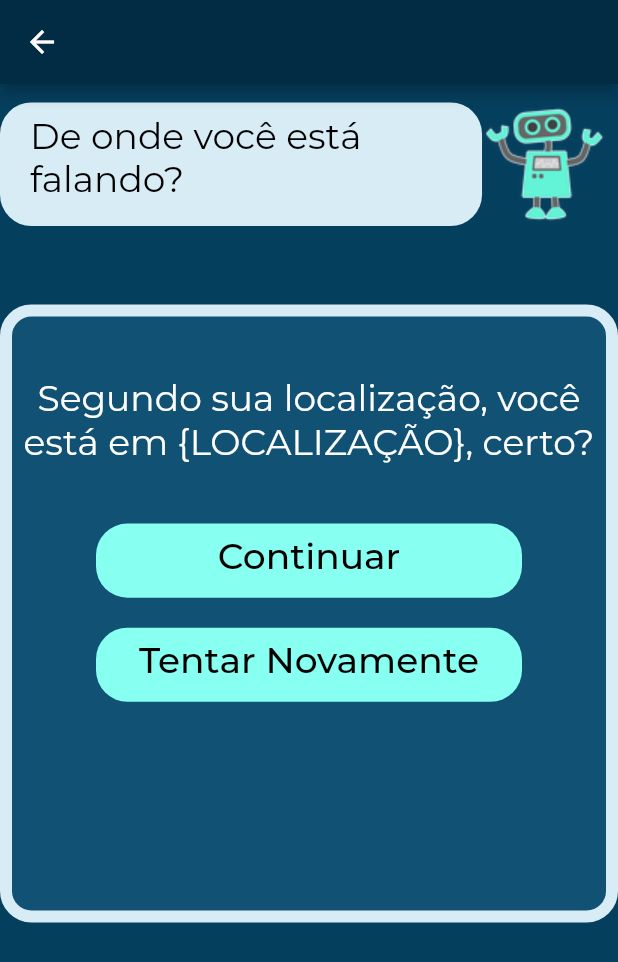
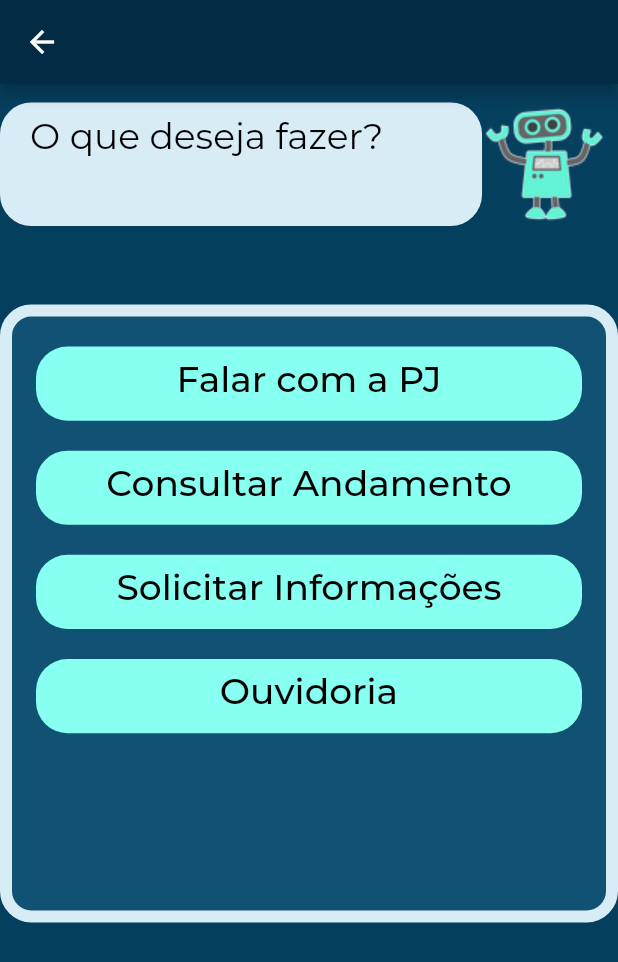
Before and after one commit to victornassif/mpsp_virtual_assistant, a Flutter app: the LocationView screen opened directly, after a tap on "Continuar", on a phone screen of 412 x 824 dp. Shown: the top 962 px of the screen. Run offline on Flutter 3.47's test engine with Material 2 defaults, Android fonts, the phone set to English and light mode, and no system bars; our stand-ins replace geocoding, geolocator, toast; project files that could hold a hidden picture were left out.

Commit message:
Implementação da obtenção do endereço e criação da tela de opções

```diff
--- a/lib/main.dart
+++ b/lib/main.dart
@@ -2,6 +2,7 @@ import 'package:flutter/material.dart';
 import 'package:mpsp_virtual_assistant/themes/style.dart';
 import 'package:mpsp_virtual_assistant/views/assistant.view.dart';
 import 'package:mpsp_virtual_assistant/views/login.view.dart';
+import 'package:mpsp_virtual_assistant/views/options.view.dart';
 
 void main() {
   runApp(MyApp());
@@ -18,6 +19,7 @@ class MyApp extends StatelessWidget {
       routes: {
         '/': (context) => LoginView(),
         '/home': (context) => InitialAssistant(),
+        '/options': (context) => OptionsView(),
       },
     );
   }
--- a/lib/views/location.view.dart
+++ b/lib/views/location.view.dart
@@ -1,4 +1,6 @@
 import 'package:flutter/material.dart';
+import 'package:geocoding/geocoding.dart';
+import 'package:geolocator/geolocator.dart';
 
 class LocationView extends StatefulWidget {
   @override
@@ -6,6 +8,33 @@ class LocationView extends StatefulWidget {
 }
 
 class _LocationViewState extends State<LocationView> {
+  Position _currentPosition;
+  String _currentAdress;
+
+  @override
+  void initState() {
+    super.initState();
+
+    _getAddressFromLatLng();
+  }
+
+  _getAddressFromLatLng() async {
+    try {
+      this._currentPosition =
+          await getCurrentPosition(desiredAccuracy: LocationAccuracy.high);
+      List<Placemark> p = await placemarkFromCoordinates(
+          _currentPosition.latitude, _currentPosition.longitude);
+
+      Placemark place = p[0];
+
+      _currentAdress = "${place.locality}, ${place.postalCode}, ${place.country}";
+
+      setState(() => {});
+    } catch (e) {
+      print(e);
+    }
+  }
+
   @override
   Widget build(BuildContext context) {
     return Scaffold(
@@ -53,21 +82,17 @@ class _LocationViewState extends State<LocationView> {
             ),
             child: Column(
               children: [
-                Padding(
-                  padding: const EdgeInsets.fromLTRB(0, 40, 0, 0),
-                  child: Text(
-                    'Segundo sua localização, você está em {LOCALIZAÇÃO}, certo?',
-                    textAlign: TextAlign.center,
-                    style: TextStyle(
-                      color: Colors.white,
-                      fontSize: 24,
-                    ),
-                  ),
+                _currentAdress != null ? gps(_currentAdress) : Center(
+                  child: Padding(
+                      padding: EdgeInsets.only(top: 15),
+                      child: CircularProgressIndicator()),
                 ),
                 Padding(
                   padding: EdgeInsets.fromLTRB(40, 40, 40, 20),
                   child: FlatButton(
-                      onPressed: () {},
+                      onPressed: () {
+                        Navigator.pushReplacementNamed(context, '/options');
+                      },
                       child: Container(
                         height: MediaQuery.of(context).size.height * 0.06,
                         width: MediaQuery.of(context).size.width,
@@ -85,10 +110,22 @@ class _LocationViewState extends State<LocationView> {
                         ),
                       )),
                 ),
-                Padding(
+                btnTentarNovamente(context)
+              ],
+            ),
+          ),
+        ],
+      ),
+    );
+  }
+
+  Padding btnTentarNovamente(BuildContext context) {
+    return Padding(
       padding: EdgeInsets.fromLTRB(40, 0, 40, 40),
       child: FlatButton(
-                      onPressed: () {},
+          onPressed: () {
+            _getAddressFromLatLng();
+          },
           child: Container(
             height: MediaQuery.of(context).size.height * 0.06,
             width: MediaQuery.of(context).size.width,
@@ -105,11 +142,21 @@ class _LocationViewState extends State<LocationView> {
               ),
             ),
           )),
-                )
-              ],
+    );
+  }
+
+  Widget gps(address) {
+    return Padding(
+      padding: const EdgeInsets.fromLTRB(0, 40, 0, 0),
+      child: Text(
+        'Segundo sua localização, você está em ' +
+            address +
+            ', certo?',
+        textAlign: TextAlign.center,
+        style: TextStyle(
+          color: Colors.white,
+          fontSize: 24,
         ),
-          ),
-        ],
       ),
     );
   }
--- /dev/null
+++ b/lib/views/options.view.dart
@@ -0,0 +1,100 @@
+import 'package:flutter/material.dart';
+import 'package:toast/toast.dart';
+
+class OptionsView extends StatefulWidget {
+  @override
+  _OptionsViewState createState() => _OptionsViewState();
+}
+
+class _OptionsViewState extends State<OptionsView> {
+  @override
+  Widget build(BuildContext context) {
+    return Scaffold(
+      appBar: AppBar(),
+      body: Column(
+        children: [
+          SizedBox(
+            height: 10,
+          ),
+          Row(
+            children: [
+              Container(
+                height: MediaQuery.of(context).size.height * 0.1,
+                width: MediaQuery.of(context).size.width * 0.78,
+                decoration: BoxDecoration(
+                  color: Theme.of(context).cardColor,
+                  borderRadius: BorderRadius.circular(21),
+                ),
+                child: Padding(
+                  padding: const EdgeInsets.fromLTRB(20, 8, 0, 0),
+                  child: Text(
+                    'O que deseja fazer?',
+                    style: TextStyle(
+                      color: Colors.black,
+                      fontSize: 24,
+                    ),
+                  ),
+                ),
+              ),
+              Image(
+                image: AssetImage('assets/small/robot.png'),
+              )
+            ],
+          ),
+          SizedBox(
+            height: 50,
+          ),
+          Container(
+            height: MediaQuery.of(context).size.height * 0.5,
+            width: MediaQuery.of(context).size.width,
+            decoration: BoxDecoration(
+              color: Theme.of(context).secondaryHeaderColor,
+              borderRadius: BorderRadius.circular(21),
+              border: Border.all(color: Theme.of(context).cardColor, width: 8),
+            ),
+            child: Column(
+              children: [
+                option(context, 'Falar com a PJ', () {
+                  Toast.show("Falar com a PJ", context, duration: Toast.LENGTH_SHORT, gravity:  Toast.BOTTOM);
+                }),
+                option(context, 'Consultar Andamento', () {
+                  Toast.show("Consultar andamento", context, duration: Toast.LENGTH_SHORT, gravity:  Toast.BOTTOM);
+                }),
+                option(context, 'Solicitar Informações', () {
+                  Toast.show("Solicitar informações", context, duration: Toast.LENGTH_SHORT, gravity:  Toast.BOTTOM);
+                }),
+                option(context, 'Ouvidoria', () {
+                  Toast.show("Ouvidoria", context, duration: Toast.LENGTH_SHORT, gravity:  Toast.BOTTOM);
+                }),
+              ],
+            ),
+          ),
+        ],
+      ),
+    );
+  }
+
+  Padding option(BuildContext context, texto, func) {
+    return Padding(
+      padding: EdgeInsets.fromLTRB(0, 20, 0, 0),
+      child: FlatButton(
+          onPressed: func,
+          child: Container(
+            height: MediaQuery.of(context).size.height * 0.06,
+            width: MediaQuery.of(context).size.width,
+            decoration: BoxDecoration(
+              color: Theme.of(context).accentColor,
+              borderRadius: BorderRadius.circular(21),
+            ),
+            child: Padding(
+              padding: const EdgeInsets.only(top: 7),
+              child: Text(
+                texto,
+                textAlign: TextAlign.center,
+                style: TextStyle(color: Colors.black, fontSize: 24),
+              ),
+            ),
+          )),
+    );
+  }
+}
--- a/pubspec.yaml
+++ b/pubspec.yaml
@@ -23,6 +23,10 @@ environment:
 dependencies:
   flutter:
     sdk: flutter
+
+  toast: ^0.1.5
+  geolocator: ^6.0.0
+  geocoding: ^1.0.4+1
 
 
   # The following adds the Cupertino Icons font to your application.
```
Also changed, not shown: pubspec.lock, 2 other files. Lines whose indentation alone changed are shown as unchanged.
